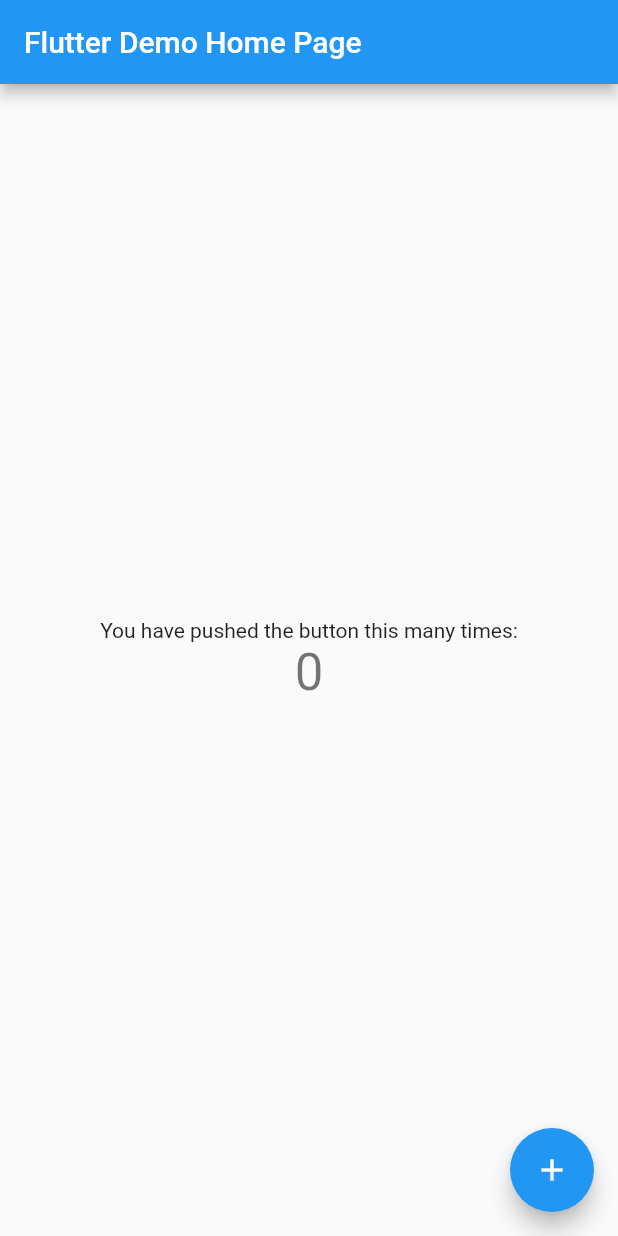
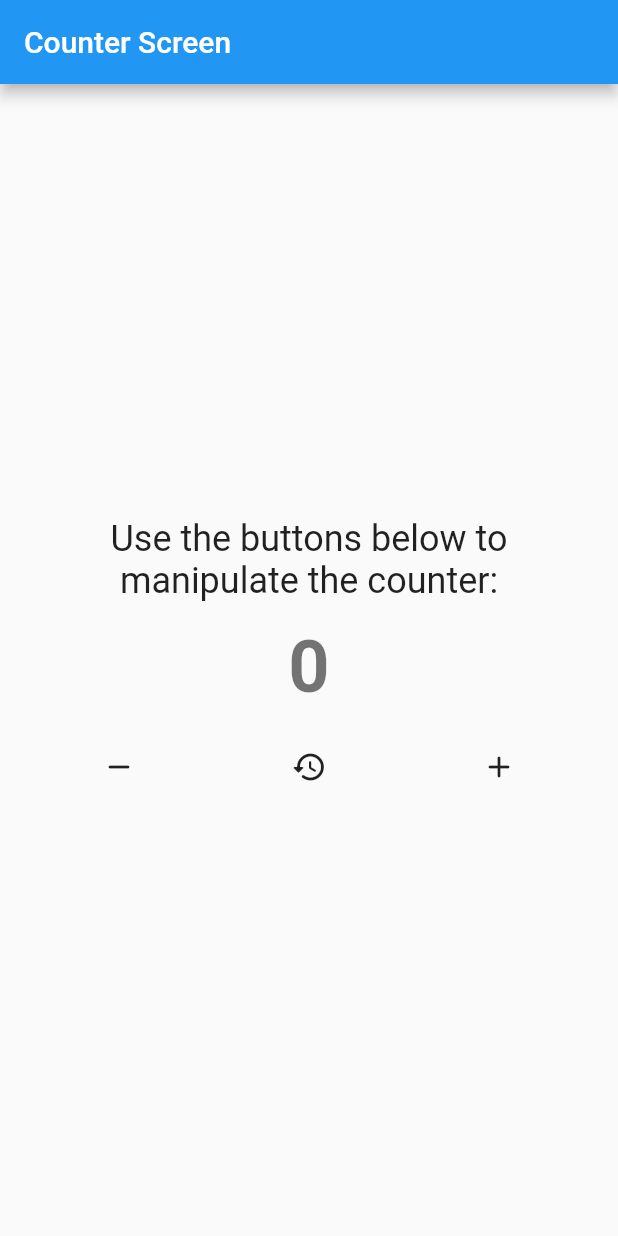
Before and after one commit to YazeedAlKhalaf/bloc_tutorial, a Flutter app: the screen it shows after launch, on a phone screen of 412 x 824 dp. Run offline on Flutter 3.47's test engine with Material 2 defaults, Android fonts, the phone set to English and light mode, and no system bars.

Commit message:
➕ Add counter ui

```diff
--- a/lib/main.dart
+++ b/lib/main.dart
@@ -1,3 +1,4 @@
+import 'package:bloc_tutorial/screens/counter_screen.dart';
 import 'package:flutter/material.dart';
 
 void main() {
@@ -7,109 +8,10 @@ void main() {
 class MyApp extends StatelessWidget {
   const MyApp({Key? key}) : super(key: key);
 
-  // This widget is the root of your application.
   @override
   Widget build(BuildContext context) {
-    return MaterialApp(
-      title: 'Flutter Demo',
-      theme: ThemeData(
-        // This is the theme of your application.
-        //
-        // Try running your application with "flutter run". You'll see the
-        // application has a blue toolbar. Then, without quitting the app, try
-        // changing the primarySwatch below to Colors.green and then invoke
-        // "hot reload" (press "r" in the console where you ran "flutter run",
-        // or simply save your changes to "hot reload" in a Flutter IDE).
-        // Notice that the counter didn't reset back to zero; the application
-        // is not restarted.
-        primarySwatch: Colors.blue,
-      ),
-      home: const MyHomePage(title: 'Flutter Demo Home Page'),
+    return const MaterialApp(
+      home: CounterScreen(),
     );
   }
 }
-
-class MyHomePage extends StatefulWidget {
-  const MyHomePage({Key? key, required this.title}) : super(key: key);
-
-  // This widget is the home page of your application. It is stateful, meaning
-  // that it has a State object (defined below) that contains fields that affect
-  // how it looks.
-
-  // This class is the configuration for the state. It holds the values (in this
-  // case the title) provided by the parent (in this case the App widget) and
-  // used by the build method of the State. Fields in a Widget subclass are
-  // always marked "final".
-
-  final String title;
-
-  @override
-  State<MyHomePage> createState() => _MyHomePageState();
-}
-
-class _MyHomePageState extends State<MyHomePage> {
-  int _counter = 0;
-
-  void _incrementCounter() {
-    setState(() {
-      // This call to setState tells the Flutter framework that something has
-      // changed in this State, which causes it to rerun the build method below
-      // so that the display can reflect the updated values. If we changed
-      // _counter without calling setState(), then the build method would not be
-      // called again, and so nothing would appear to happen.
-      _counter++;
-    });
-  }
-
-  @override
-  Widget build(BuildContext context) {
-    // This method is rerun every time setState is called, for instance as done
-    // by the _incrementCounter method above.
-    //
-    // The Flutter framework has been optimized to make rerunning build methods
-    // fast, so that you can just rebuild anything that needs updating rather
-    // than having to individually change instances of widgets.
-    return Scaffold(
-      appBar: AppBar(
-        // Here we take the value from the MyHomePage object that was created by
-        // the App.build method, and use it to set our appbar title.
-        title: Text(widget.title),
-      ),
-      body: Center(
-        // Center is a layout widget. It takes a single child and positions it
-        // in the middle of the parent.
-        child: Column(
-          // Column is also a layout widget. It takes a list of children and
-          // arranges them vertically. By default, it sizes itself to fit its
-          // children horizontally, and tries to be as tall as its parent.
-          //
-          // Invoke "debug painting" (press "p" in the console, choose the
-          // "Toggle Debug Paint" action from the Flutter Inspector in Android
-          // Studio, or the "Toggle Debug Paint" command in Visual Studio Code)
-          // to see the wireframe for each widget.
-          //
-          // Column has various properties to control how it sizes itself and
-          // how it positions its children. Here we use mainAxisAlignment to
-          // center the children vertically; the main axis here is the vertical
-          // axis because Columns are vertical (the cross axis would be
-          // horizontal).
-          mainAxisAlignment: MainAxisAlignment.center,
-          children: <Widget>[
-            const Text(
-              'You have pushed the button this many times:',
-            ),
-            Text(
-              '$_counter',
-              style: Theme.of(context).textTheme.headline4,
-            ),
-          ],
-        ),
-      ),
-      floatingActionButton: FloatingActionButton(
-        onPressed: _incrementCounter,
-        tooltip: 'Increment',
-        child: const Icon(Icons.add),
-      ), // This trailing comma makes auto-formatting nicer for build methods.
-    );
-  }
-}
--- /dev/null
+++ b/lib/screens/counter_screen.dart
@@ -0,0 +1,74 @@
+import 'package:flutter/material.dart';
+
+class CounterScreen extends StatelessWidget {
+  const CounterScreen({Key? key}) : super(key: key);
+
+  @override
+  Widget build(BuildContext context) {
+    return Scaffold(
+      appBar: AppBar(
+        title: const Text(
+          "Counter Screen",
+        ),
+      ),
+      body: SafeArea(
+        child: Padding(
+          padding: const EdgeInsets.all(16),
+          child: Column(
+            mainAxisAlignment: MainAxisAlignment.center,
+            children: <Widget>[
+              const Text(
+                "Use the buttons below to\nmanipulate the counter:",
+                style: TextStyle(
+                  fontSize: 24,
+                ),
+                textAlign: TextAlign.center,
+              ),
+              const SizedBox(height: 15),
+              const Text(
+                // TODO: replace this with the state from the counter bloc.
+                "0",
+                style: TextStyle(
+                  color: Colors.black54,
+                  fontWeight: FontWeight.bold,
+                  fontSize: 48,
+                ),
+                textAlign: TextAlign.center,
+              ),
+              const SizedBox(height: 15),
+              Row(
+                mainAxisAlignment: MainAxisAlignment.spaceAround,
+                children: <Widget>[
+                  IconButton(
+                    onPressed: () {
+                      // TODO: add decrement event to counter bloc.
+                    },
+                    icon: const Icon(
+                      Icons.remove_rounded,
+                    ),
+                  ),
+                  IconButton(
+                    onPressed: () {
+                      // TODO: add reset event to counter bloc.
+                    },
+                    icon: const Icon(
+                      Icons.restore_rounded,
+                    ),
+                  ),
+                  IconButton(
+                    onPressed: () {
+                      // TODO: add increment event to counter bloc.
+                    },
+                    icon: const Icon(
+                      Icons.add_rounded,
+                    ),
+                  ),
+                ],
+              ),
+            ],
+          ),
+        ),
+      ),
+    );
+  }
+}
```
